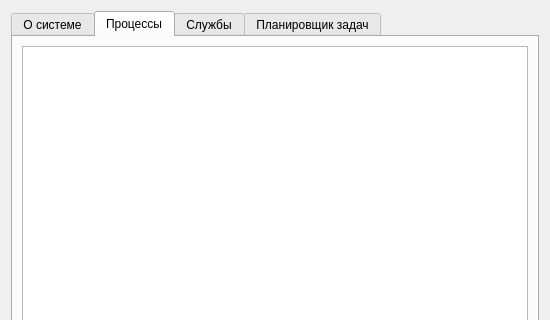
The window that мое_Зачетное_Задание/ui/ui_my_task_manager.ui (Mer0ll/new_Qt_project) describes before a commit, drawn with Qt 5; both pictures show x 0 to 550 and y 0 to 320 of the 550 by 760 pixel window.
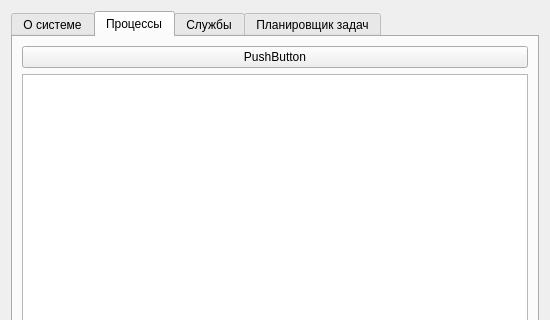
The same window after the commit. The open tabs and pages were chosen to show the change.

Diff of the .ui file:
```diff
--- a/мое_Зачетное_Задание/ui/ui_my_task_manager.ui
+++ b/мое_Зачетное_Задание/ui/ui_my_task_manager.ui
@@ -36,7 +36,14 @@
       <attribute name="title">
        <string>Процессы</string>
       </attribute>
-      <layout class="QHBoxLayout" name="horizontalLayout_3">
+      <layout class="QVBoxLayout" name="verticalLayout_4">
+       <item>
+        <widget class="QPushButton" name="pushButton_2">
+         <property name="text">
+          <string>PushButton</string>
+         </property>
+        </widget>
+       </item>
        <item>
         <widget class="QTextEdit" name="textEdit_3"/>
        </item>
```
Left out of the diff: 23 changed lines with no effect on the pictures.
